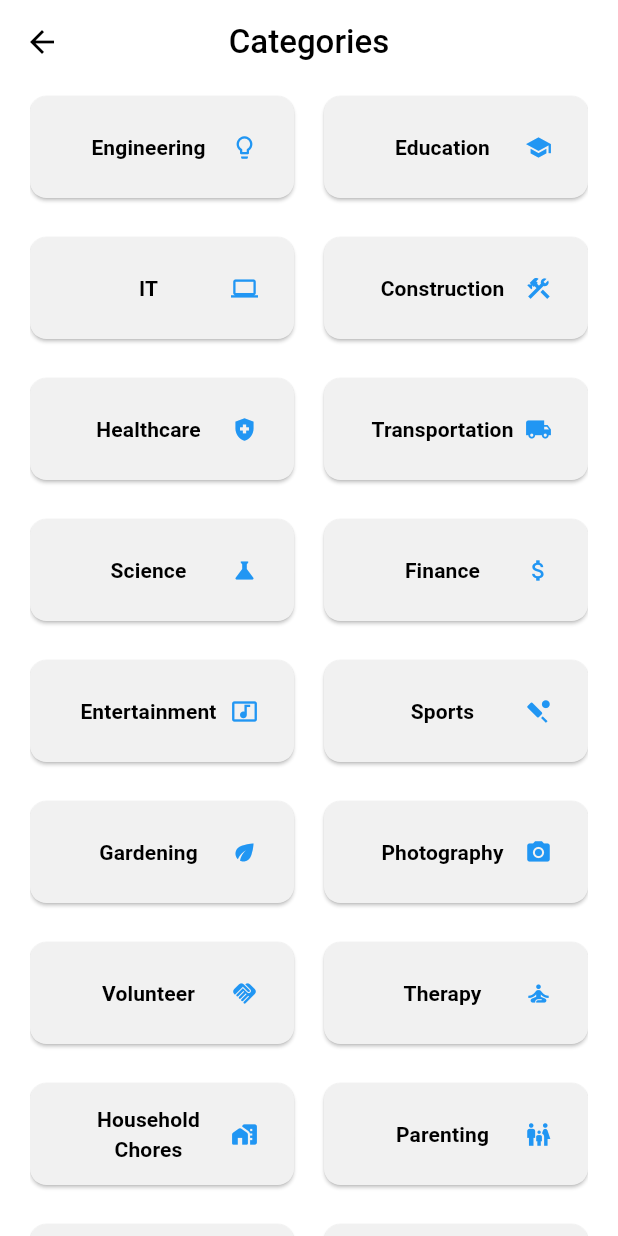
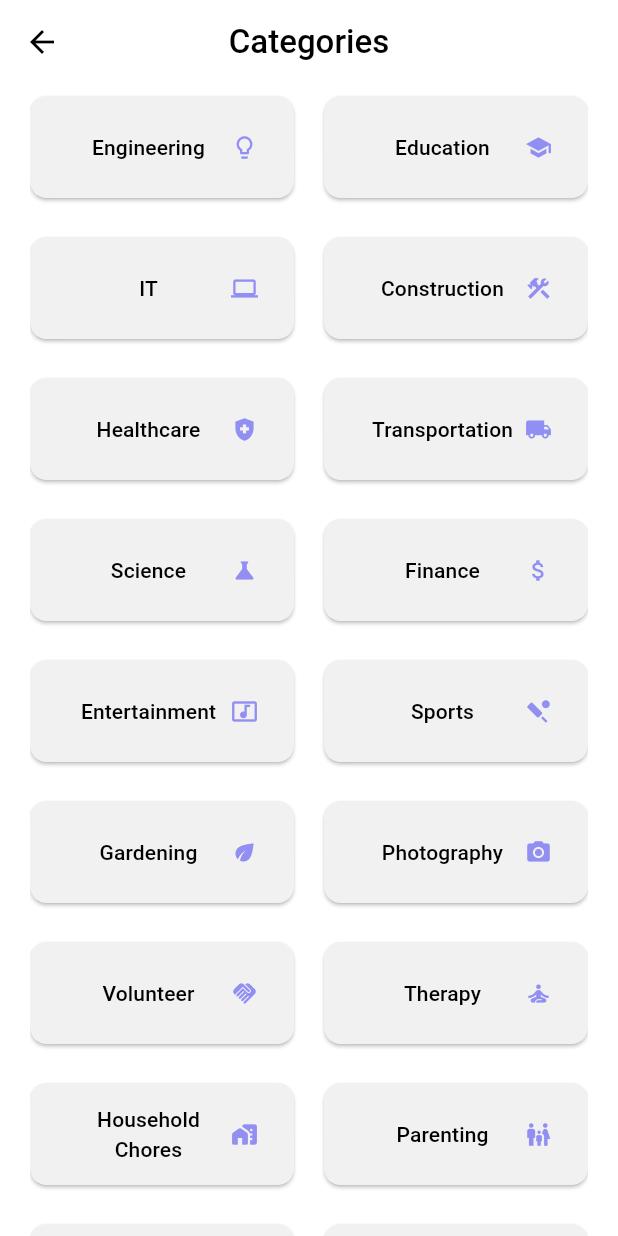
Before and after one commit to YashasHewage/tasktrail, a Flutter app: the screen it shows once a user with an empty profile is signed in, in the side drawer, after a tap on "Categories", on a phone screen of 412 x 824 dp. Run offline on Flutter 3.47's test engine with Material 3 defaults, Android fonts, the phone set to English and light mode, and no system bars; our stand-ins replace cloud_firestore, firebase_auth, firebase_core, google_fonts; accounts and stored records are empty; network calls fail.

Commit message:
minor changes

```diff
--- a/lib/components/edit_profile_model.dart
+++ b/lib/components/edit_profile_model.dart
@@ -73,8 +73,11 @@ class _EditProfileState extends State<EditProfile> {
       backgroundColor: isDarkMode ? Colors.grey[900] : Colors.white,
       appBar: AppBar(
         title: Text("Edit Profile",
-            style: TextStyle(color: isDarkMode ? Colors.white : Colors.black)),
+            style: TextStyle(
+                color: isDarkMode ? Colors.white : Colors.black,
+                fontWeight: FontWeight.w500)),
         backgroundColor: isDarkMode ? Colors.grey[900] : Colors.white,
+        centerTitle: true,
       ),
       body: Padding(
         padding: const EdgeInsets.all(20),
--- a/lib/components/my_textfeild.dart
+++ b/lib/components/my_textfeild.dart
@@ -22,12 +22,12 @@ class MyTextFeild extends StatelessWidget {
         style:
             const TextStyle(color: Colors.black), // Change the text color here
         decoration: InputDecoration(
-          fillColor: Colors.grey.shade100,
+          fillColor: Color.fromARGB(226, 245, 245, 245),
           filled: true,
           hintText: hintText,
           hintStyle: const TextStyle(
               color: Color.fromRGBO(
-                  127, 110, 157, 1)), // Change the hint text color here
+                  190, 190, 190, 1)), // Change the hint text color here
           border: OutlineInputBorder(
             borderRadius: BorderRadius.circular(10),
             borderSide: BorderSide.none, // Remove the border side
--- a/lib/pages/categoriesview.dart
+++ b/lib/pages/categoriesview.dart
@@ -54,8 +54,12 @@ class CategoriesPage extends StatelessWidget {
                       Expanded(
                         child: Column(
                           children: [
-                            _buildCategoryButton('Engineering', context,
-                                addIcon: true, icon: Icons.lightbulb_outline),
+                            _buildCategoryButton(
+                              'Engineering',
+                              context,
+                              addIcon: true,
+                              icon: Icons.lightbulb_outline_rounded,
+                            ),
                             const SizedBox(height: 10),
                             _buildCategoryButton('IT', context,
                                 addIcon: true, icon: Icons.laptop),
@@ -150,11 +154,12 @@ class CategoriesPage extends StatelessWidget {
                 textAlign: TextAlign.center,
                 style: const TextStyle(
                   color: Colors.black,
-                  fontWeight: FontWeight.w600,
+                  fontWeight: FontWeight.w500,
                 ),
               ),
             ),
-            if (addIcon && icon != null) Icon(icon, color: Colors.blue),
+            if (addIcon && icon != null)
+              Icon(icon, color: const Color.fromRGBO(146, 143, 243, 1)),
           ],
         ),
       ),
--- a/lib/pages/login_page.dart
+++ b/lib/pages/login_page.dart
@@ -108,7 +108,7 @@ class _LoginpageState extends State<Loginpage> {
                                       const EdgeInsets.only(right: 9, left: 9),
                                   child: Row(
                                     mainAxisAlignment:
-                                        MainAxisAlignment.spaceBetween,
+                                        MainAxisAlignment.spaceEvenly,
                                     children: [
                                       const Text(
                                         'Sign in',
@@ -139,7 +139,7 @@ class _LoginpageState extends State<Loginpage> {
                                   mainAxisAlignment: MainAxisAlignment.center,
                                   children: [
                                     const Text(
-                                      'already have an account?',
+                                      'Already have an Account?',
                                       style: TextStyle(
                                         fontSize: 14,
                                         color: Color.fromRGBO(160, 147, 183, 1),
@@ -150,7 +150,7 @@ class _LoginpageState extends State<Loginpage> {
                                     GestureDetector(
                                       onTap: widget.onTap,
                                       child: Text(
-                                        'register',
+                                        'Register',
                                         style: TextStyle(
                                           fontSize: 14,
                                           color: Theme.of(context)
--- a/lib/pages/settings_page.dart
+++ b/lib/pages/settings_page.dart
@@ -23,7 +23,7 @@ class _ProfileViewState extends State<ProfileView> {
           : Colors.white, // Adjust dark mode background color
       appBar: AppBar(
         title: Text(
-          "Profile",
+          "Settings",
           style: TextStyle(
               fontWeight: FontWeight.w500,
               color: _switchValue ? Colors.white : Colors.black),
@@ -211,7 +211,7 @@ class _ProfileViewState extends State<ProfileView> {
                                     : Icons.toggle_off,
                                 size: 42,
                                 color: _switchValue
-                                    ? Colors.green
+                                    ? const Color.fromRGBO(146, 143, 255, 1)
                                     : Colors
                                         .grey, // Adjust icon color based on theme
                               ),
```
Also changed, not shown: lib/pages/register_page.dart (+5 -6 lines).
